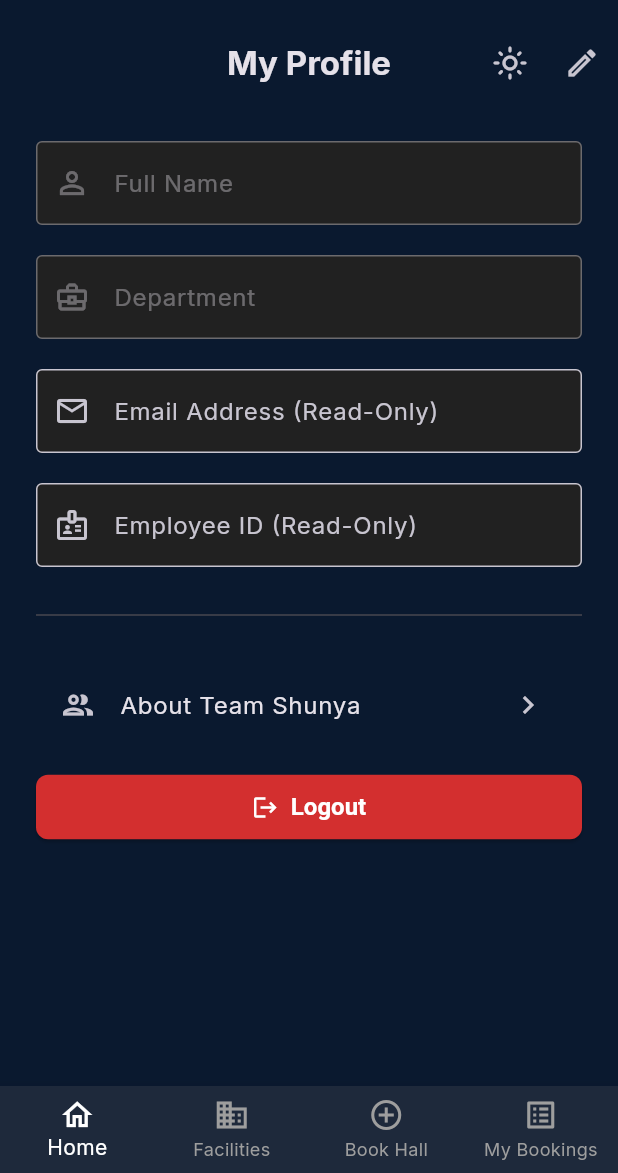
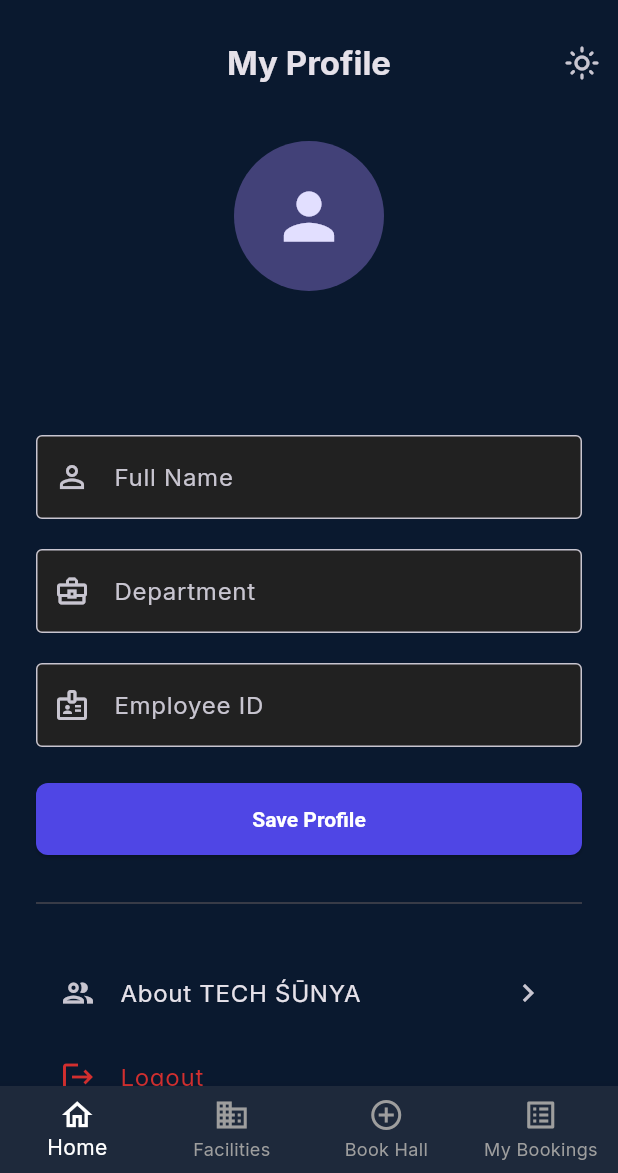
Before and after one commit to mohit31kumar/seminar2, a Flutter app: the ProfileScreen screen opened by its route, on a phone screen of 412 x 824 dp, the part 63-1236 px from its top. Run offline on Flutter 3.47's test engine with Material 3 defaults, Android fonts, the phone set to English and light mode, and no system bars; drawn by our look-alikes of badges; our stand-ins replace cloud_firestore, cloud_functions, csv, firebase_auth, firebase_core, firebase_messaging and 11 more; accounts and stored records are empty.

```diff
--- a/lib/screens/shared/profile_screen.dart
+++ b/lib/screens/shared/profile_screen.dart
@@ -1,49 +1,64 @@
 // lib/screens/shared/profile_screen.dart
 
 import 'package:flutter/material.dart';
-import 'package:go_router/go_router.dart'; // Import GoRouter
+import 'package:go_router/go_router.dart';
 import 'package:provider/provider.dart';
 import 'package:seminar_booking_app/providers/app_state.dart';
 
 class ProfileScreen extends StatefulWidget {
-  // ... (rest of StatefulWidget code)
   const ProfileScreen({super.key});
 
   @override
   State<ProfileScreen> createState() => _ProfileScreenState();
 }
 
-
 class _ProfileScreenState extends State<ProfileScreen> {
-  // ... (all existing code: _isEditing, _formKey, controllers, etc.)
-  bool _isEditing = false;
   final _formKey = GlobalKey<FormState>();
   late TextEditingController _nameController;
   late TextEditingController _departmentController;
+  late TextEditingController _employeeIdController; // ✅ ADDED
+
+  bool _isNewUser = false; // To show the welcome message
+  bool _isLoading = false; // For the save button
 
   @override
   void didChangeDependencies() {
     super.didChangeDependencies();
     final currentUser = context.read<AppState>().currentUser;
+
     _nameController = TextEditingController(text: currentUser?.name ?? '');
     _departmentController =
         TextEditingController(text: currentUser?.department ?? '');
+    _employeeIdController =
+        TextEditingController(text: currentUser?.employeeId ?? ''); // ✅ ADDED
+
+    // Check for incomplete data
+    if (currentUser?.department == 'Unknown' || currentUser?.employeeId == '0000') {
+      _isNewUser = true; // Set flag to show a message
+      // Clear the placeholder values so the user must enter new ones
+      if (currentUser?.department == 'Unknown') _departmentController.clear();
+      if (currentUser?.employeeId == '0000') _employeeIdController.clear();
+    }
   }
 
   @override
   void dispose() {
     _nameController.dispose();
     _departmentController.dispose();
+    _employeeIdController.dispose(); // ✅ ADDED
     super.dispose();
   }
 
   Future<void> _handleSaveChanges() async {
     if (_formKey.currentState!.validate()) {
+      setState(() => _isLoading = true);
       final appState = context.read<AppState>();
+
       try {
         await appState.updateUserProfile(
           name: _nameController.text.trim(),
           department: _departmentController.text.trim(),
+          employeeId: _employeeIdController.text.trim(), // ✅ PASS IT
         );
         if (mounted) {
           ScaffoldMessenger.of(context).showSnackBar(
@@ -51,7 +66,12 @@ class _ProfileScreenState extends State<ProfileScreen> {
                 content: Text('Profile updated successfully!'),
                 backgroundColor: Colors.green),
           );
-          setState(() => _isEditing = false);
+          // If they were a new user, they can now navigate away
+          setState(() {
+            _isNewUser = false;
+          });
+          // Optionally, navigate them home:
+          // context.go('/');
         }
       } catch (e) {
         if (mounted) {
@@ -61,10 +81,13 @@ class _ProfileScreenState extends State<ProfileScreen> {
                 backgroundColor: Colors.red),
           );
         }
+      } finally {
+        if (mounted) {
+          setState(() => _isLoading = false);
         }
       }
     }
-
+  }
 
   @override
   Widget build(BuildContext context) {
@@ -80,6 +103,8 @@ class _ProfileScreenState extends State<ProfileScreen> {
     return Scaffold(
       appBar: AppBar(
         title: const Text('My Profile'),
+        // Automatically hide back button if it's a new user
+        leading: _isNewUser ? const SizedBox() : null,
         actions: [
           IconButton(
             icon: Icon(appState.isDarkMode
@@ -90,121 +115,125 @@ class _ProfileScreenState extends State<ProfileScreen> {
               context.read<AppState>().toggleTheme();
             },
           ),
-          if (!_isEditing)
-            IconButton(
-              icon: const Icon(Icons.edit_outlined),
-              tooltip: 'Edit Profile',
-              onPressed: () => setState(() => _isEditing = true),
-            )
-          else
-            IconButton(
-              icon: const Icon(Icons.save_outlined),
-              tooltip: 'Save Changes',
-              onPressed: _handleSaveChanges,
-            ),
         ],
       ),
-      body: SingleChildScrollView(
+      body: ListView( // Changed to ListView for better structure
         padding: const EdgeInsets.all(24.0),
+        children: [
+          // --- User Header ---
+          Center(
+            child: CircleAvatar(
+              radius: 50,
+              // Try to get Google photo, otherwise placeholder
+              backgroundImage: (currentUser.uid.isNotEmpty) // A simple check
+                  ? null // TODO: Add Google profile pic URL if available
+                  : null,
+              child: (currentUser.uid.isEmpty) // TODO: Fix check
+                  ? const Icon(Icons.person, size: 50)
+                  : null,
+            ),
+          ),
+          const SizedBox(height: 12),
+          Text(
+            currentUser.name, // Name from Google
+            textAlign: TextAlign.center,
+            style: Theme.of(context).textTheme.headlineSmall?.copyWith(fontWeight: FontWeight.bold),
+          ),
+          const SizedBox(height: 4),
+          Text(
+            currentUser.email, // Email from Google
+            textAlign: TextAlign.center,
+            style: Theme.of(context).textTheme.titleMedium?.copyWith(color: Colors.grey.shade600),
+          ),
+          const SizedBox(height: 24),
+
+          // --- New User Message ---
+          if (_isNewUser)
+            Container(
+              padding: const EdgeInsets.all(12),
+              decoration: BoxDecoration(
+                color: Colors.blue.withOpacity(0.1),
+                borderRadius: BorderRadius.circular(8),
+                border: Border.all(color: Colors.blue.shade300)
+              ),
+              child: const Text(
+                'Welcome! Please complete your profile to continue using the app.',
+                textAlign: TextAlign.center,
+                style: TextStyle(fontWeight: FontWeight.bold, color: Colors.blue),
+              ),
+            ),
+          if (_isNewUser) const SizedBox(height: 20),
+
+          // --- Form ---
+          Form(
+            key: _formKey,
             child: Column(
               crossAxisAlignment: CrossAxisAlignment.stretch,
               children: [
-            // --- FORM FOR EDITABLE FIELDS ---
-            Form(
-              key: _formKey,
-              child: Column(
-                children: [
                 TextFormField(
                   controller: _nameController,
-                    enabled: _isEditing,
                   decoration: const InputDecoration(
                     labelText: 'Full Name',
                     border: OutlineInputBorder(),
                     prefixIcon: Icon(Icons.person_outline),
                   ),
-                    validator: (v) =>
-                        v!.isEmpty ? 'Name cannot be empty' : null,
+                  validator: (v) => v!.trim().isEmpty ? 'Name cannot be empty' : null,
                 ),
                 const SizedBox(height: 20),
                 TextFormField(
                   controller: _departmentController,
-                    enabled: _isEditing,
                   decoration: const InputDecoration(
                     labelText: 'Department',
                     border: OutlineInputBorder(),
                     prefixIcon: Icon(Icons.business_center_outlined),
                   ),
-                    validator: (v) =>
-                        v!.isEmpty ? 'Department cannot be empty' : null,
+                  validator: (v) => v!.trim().isEmpty ? 'Department cannot be empty' : null,
+                ),
+                const SizedBox(height: 20),
+                TextFormField(
+                  controller: _employeeIdController, // ✅ ADDED
+                  decoration: const InputDecoration(
+                    labelText: 'Employee ID',
+                    border: OutlineInputBorder(),
+                    prefixIcon: Icon(Icons.badge_outlined),
+                  ),
+                  validator: (v) => v!.trim().isEmpty ? 'Employee ID cannot be empty' : null,
+                ),
+                const SizedBox(height: 24),
+                ElevatedButton(
+                  onPressed: _isLoading ? null : _handleSaveChanges,
+                  style: ElevatedButton.styleFrom(
+                    padding: const EdgeInsets.symmetric(vertical: 16),
+                  ),
+                  child: _isLoading
+                    ? const SizedBox(
+                        height: 24, width: 24,
+                        child: CircularProgressIndicator(color: Colors.white, strokeWidth: 3)
+                      )
+                    : const Text('Save Profile'),
                 ),
               ],
             ),
           ),
-            const SizedBox(height: 20),
 
-            // --- READ-ONLY FIELDS ---
-            TextFormField(
-              initialValue: currentUser.email,
-              readOnly: true,
-              decoration: const InputDecoration(
-                labelText: 'Email Address (Read-Only)',
-                border: OutlineInputBorder(),
-                prefixIcon: Icon(Icons.email_outlined),
-              ),
-            ),
-            const SizedBox(height: 20),
-            TextFormField(
-              initialValue: currentUser.employeeId,
-              readOnly: true,
-              decoration: const InputDecoration(
-                labelText: 'Employee ID (Read-Only)',
-                border: OutlineInputBorder(),
-                prefixIcon: Icon(Icons.badge_outlined),
-              ),
-            ),
-
-            if (_isEditing)
-              Padding(
-                padding: const EdgeInsets.only(top: 24.0),
-                child: OutlinedButton(
-                  child: const Text('Cancel'),
-                  onPressed: () {
-                    _nameController.text = currentUser.name;
-                    _departmentController.text = currentUser.department;
-                    setState(() => _isEditing = false);
-                  },
-                ),
-              ),
-
-            // --- DIVIDER ---
           const Padding(
             padding: EdgeInsets.symmetric(vertical: 24.0),
             child: Divider(),
           ),
 
-            // --- ✅ NEW: ABOUT TEAM BUTTON ---
+          // --- Other Links ---
           ListTile(
             leading: const Icon(Icons.group_outlined),
-              title: const Text('About Team Shunya'),
+            title: const Text('About TECH ŚŪNYA'), // ✅ UPDATED
             trailing: const Icon(Icons.chevron_right),
             onTap: () {
-                // Use push for better back navigation
               context.push('/about-us');
             },
           ),
-            const SizedBox(height: 16), // Add some space before logout
-            // --- END NEW ---
-
-            // --- LOGOUT BUTTON ---
-            ElevatedButton.icon(
-              style: ElevatedButton.styleFrom(
-                backgroundColor: Colors.red[700],
-                foregroundColor: Colors.white,
-                padding: const EdgeInsets.symmetric(vertical: 12),
-              ),
-              icon: const Icon(Icons.logout),
-              label: const Text('Logout', style: TextStyle(fontSize: 16)),
-              onPressed: () {
+          ListTile(
+            leading: Icon(Icons.logout, color: Colors.red.shade700),
+            title: Text('Logout', style: TextStyle(color: Colors.red.shade700)),
+            onTap: () {
               showDialog(
                 context: context,
                 builder: (dialogContext) => AlertDialog(
@@ -232,7 +261,6 @@ class _ProfileScreenState extends State<ProfileScreen> {
           ),
         ],
       ),
-      ),
     );
   }
 }
--- a/pubspec.yaml
+++ b/pubspec.yaml
@@ -45,6 +45,9 @@ dependencies:
 
   flutter_animate: ^4.5.0 # Or latest
 
+  google_sign_in: ^6.2.1
+  flutter_local_notifications: ^17.1.2
+
   # For opening social links in the "About Us" dialog
 url_launcher: ^6.3.0 # Or latest
 
```
Also changed, not shown: lib/main.dart (+31 -23 lines), lib/providers/app_state.dart (+14 -14 lines), lib/screens/auth/login_screen.dart (+78 -12 lines), lib/screens/auth/register_screen.dart (deleted, +0 -112 lines), lib/screens/shared/about_us_screen.dart (+58 -66 lines), lib/services/auth_service.dart (+82 -16 lines), lib/services/firestore_service.dart (+14 -28 lines), pubspec.lock, 4 other files. Lines whose indentation alone changed are shown as unchanged.
